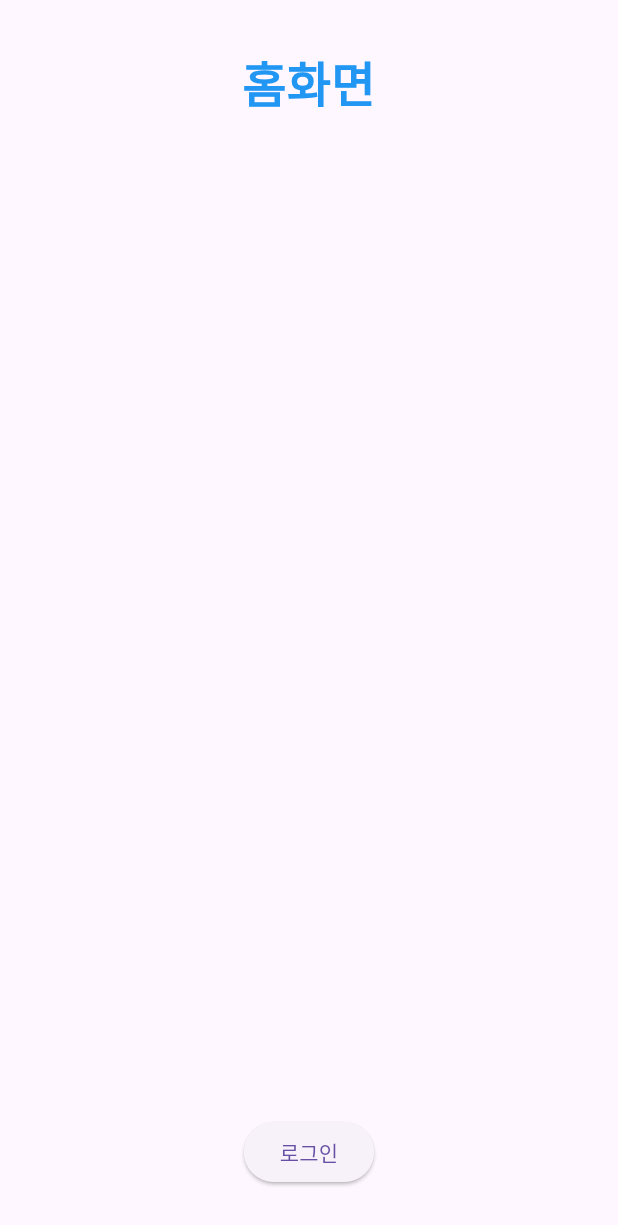
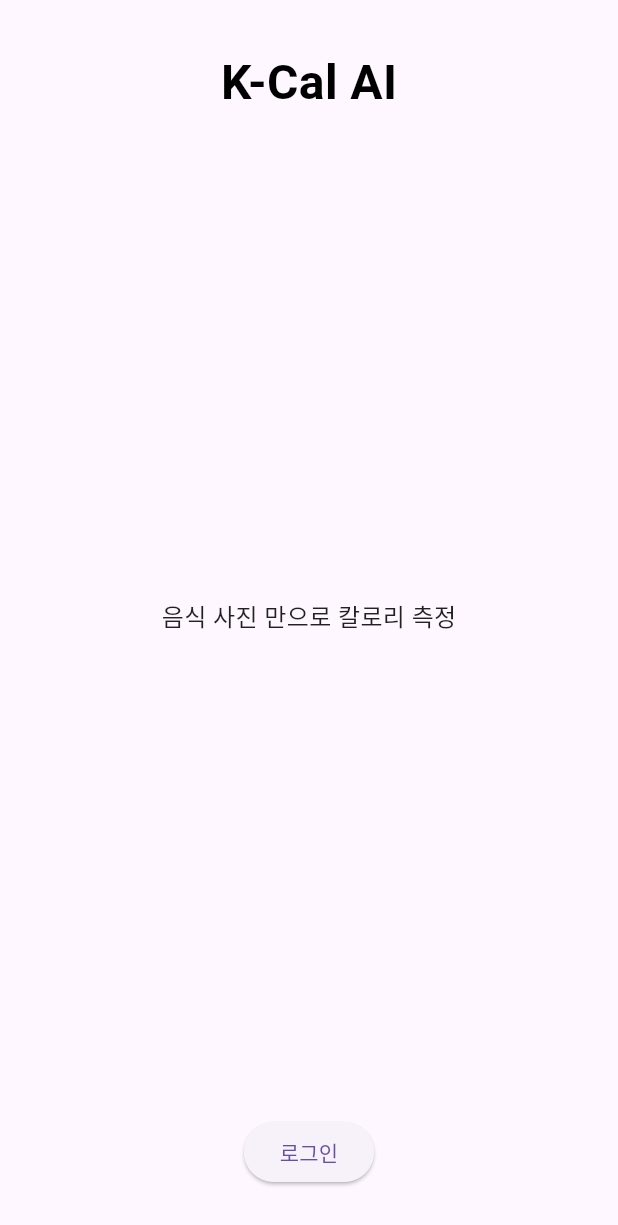
Before and after one commit to kidchang93/kcalai, a Flutter app: the screen it shows after launch, on a phone screen of 412 x 824 dp. Shown: the top 1225 px of the screen. Run offline on Flutter 3.47's test engine with Material 3 defaults, Android fonts, the phone set to English and light mode, and no system bars.

Commit message:
홈화면 스타일 변경

```diff
--- a/lib/home.dart
+++ b/lib/home.dart
@@ -16,8 +16,13 @@ class HomeScreen extends StatelessWidget{
               mainAxisAlignment: MainAxisAlignment.spaceBetween,
               crossAxisAlignment: CrossAxisAlignment.center, // 👈 가운데 정렬
               children: [
-                Padding(padding: const EdgeInsets.all(32.0),
-                  child: Text("홈화면", style: AppTextStyles.title),
+                Padding(
+                  padding: const EdgeInsets.all(32.0),
+                  child: Text("K-Cal AI", style: AppTextStyles.title),
+                ),
+                Padding(
+                  padding: const EdgeInsets.all(32.0),
+                  child: Text("음식 사진 만으로 칼로리 측정", style: AppTextStyles.body),
                 ),
                 Padding(
                   padding: const EdgeInsets.all(32.0),
--- a/lib/styles/style.dart
+++ b/lib/styles/style.dart
@@ -5,7 +5,7 @@ class AppTextStyles {
   static const title = TextStyle(
     fontSize: 32,
     fontWeight: FontWeight.bold,
-    color: Colors.blue,
+    color: Color(0xFF000000),
   );
 
   static const body = TextStyle(
```
